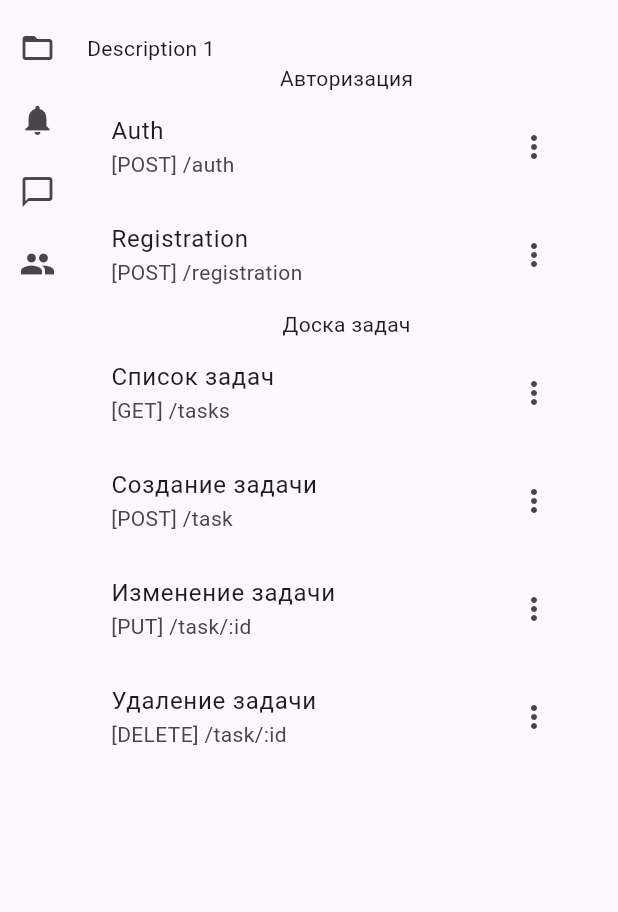
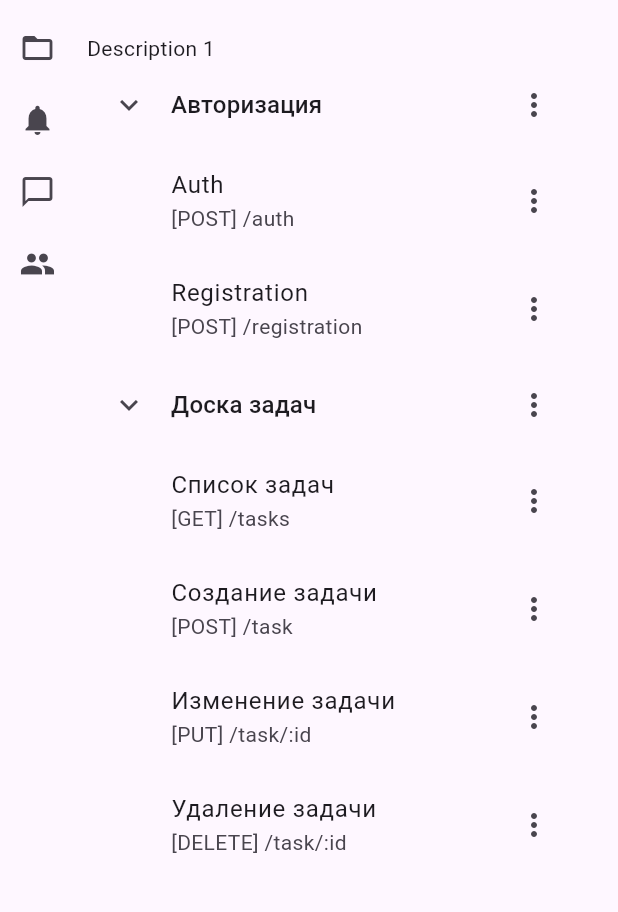
Before and after one commit to idushii/pechkin_flutter, a Flutter app: the screen it shows after launch, after a tap on "Запросы", on a phone screen of 412 x 824 dp, the part 63-975 px from its top. Run offline on Flutter 3.47's test engine with Material 3 defaults, Android fonts, the phone set to English and light mode, and no system bars; our stand-ins replace go_router, reactive_forms.

Commit message:
Добавил сворачивание и разворачивание списка запросов.

```diff
--- a/lib/screens/project/widgets/project_request_list.dart
+++ b/lib/screens/project/widgets/project_request_list.dart
@@ -15,6 +15,7 @@ class ProjectRequestList extends StatelessWidget {
     return Column(children: [
       for (var request in requests)
         ListTile(
+          leading: SizedBox(),
             title: Text(request.name),
             subtitle: Text("[${request.type.toUpperCase()}] ${request.path}"),
             trailing: PopupMenuButton(
--- a/lib/screens/project/widgets/projects_groups_list.dart
+++ b/lib/screens/project/widgets/projects_groups_list.dart
@@ -1,25 +1,47 @@
 import 'package:flutter/cupertino.dart';
+import 'package:flutter/material.dart';
 import 'package:pechkin_flutter/models/project_request_group.dart';
 import 'package:pechkin_flutter/screens/project/widgets/project_request_list.dart';
 import 'package:pechkin_flutter/state/mocks.dart';
 
-class ProjectGroupsList extends StatelessWidget {
+class ProjectGroupsList extends StatefulWidget {
   final int groupId;
 
   const ProjectGroupsList({super.key, required this.groupId});
 
   @override
+  State<ProjectGroupsList> createState() => _ProjectGroupsListState();
+}
+
+class _ProjectGroupsListState extends State<ProjectGroupsList> {
+  bool isExpanded = true;
+
+  @override
   Widget build(BuildContext context) {
-    final groups = mockProjectGroups.firstWhere((element) => element.id == groupId, orElse: () => ProjectRequestGroup.empty());
-    final children = mockProjectGroups.where((element) => element.parentId == groupId);
+    final groups = mockProjectGroups.firstWhere((element) => element.id == widget.groupId, orElse: () => ProjectRequestGroup.empty());
+    final children = mockProjectGroups.where((element) => element.parentId == widget.groupId);
 
     return Column(
       children: [
-        Text(groups.name),
-        if (children.isNotEmpty)
+        ListTile(
+          onTap: () => setState(() => isExpanded = !isExpanded),
+          leading: Icon(isExpanded ? Icons.expand_more : Icons.expand_less),
+          title: Text(groups.name, style: Theme.of(context).textTheme.titleMedium),
+          trailing: PopupMenuButton(
+            onSelected: (value) {},
+            icon: const Icon(Icons.more_vert),
+            itemBuilder: (context) {
+              return [
+                const PopupMenuItem(value: 1, child: Text('Добавить запрос')),
+                const PopupMenuItem(value: 1, child: Text('Изменить')),
+                const PopupMenuItem(value: 1, child: Text('Удалить')),
+              ];
+            }
+          )),
+        if (children.isNotEmpty && isExpanded)
           for (var group in children) ProjectGroupsList(groupId: group.id),
-        if (children.isEmpty)
-          ProjectRequestList(groupId: groupId)
+        if (children.isEmpty && isExpanded)
+          ProjectRequestList(groupId: widget.groupId)
       ],
     );
   }
```
